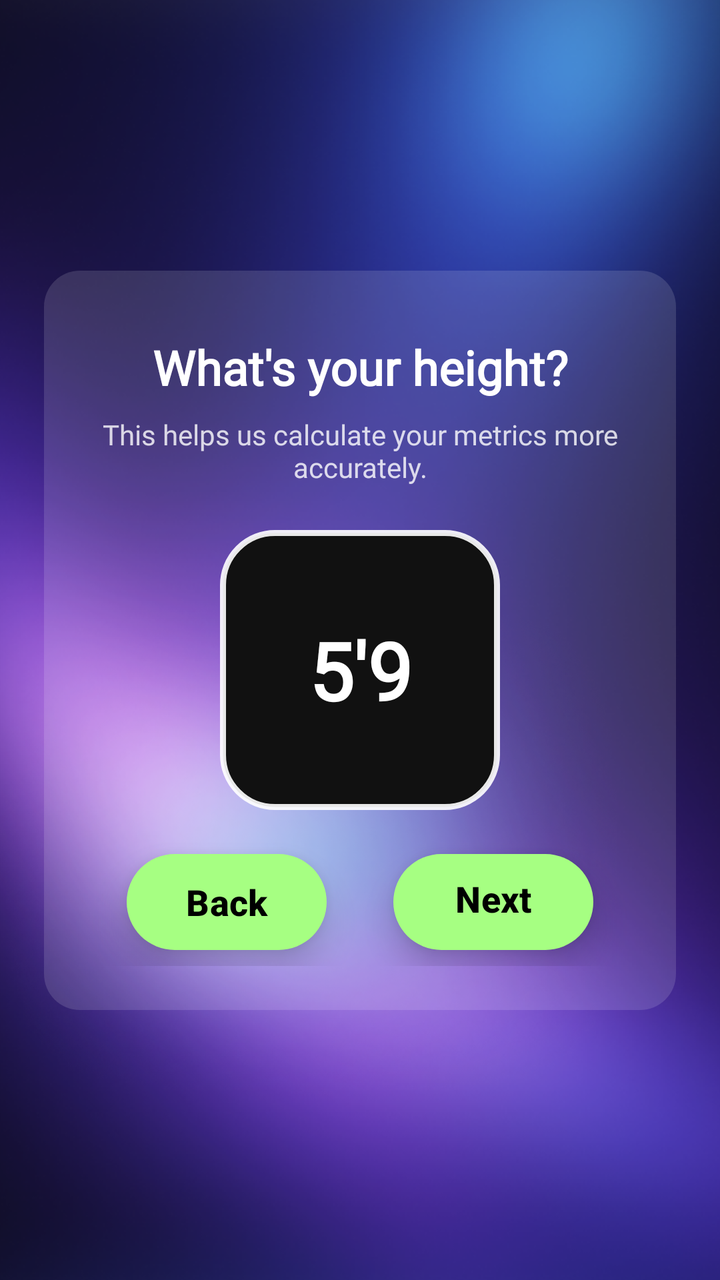
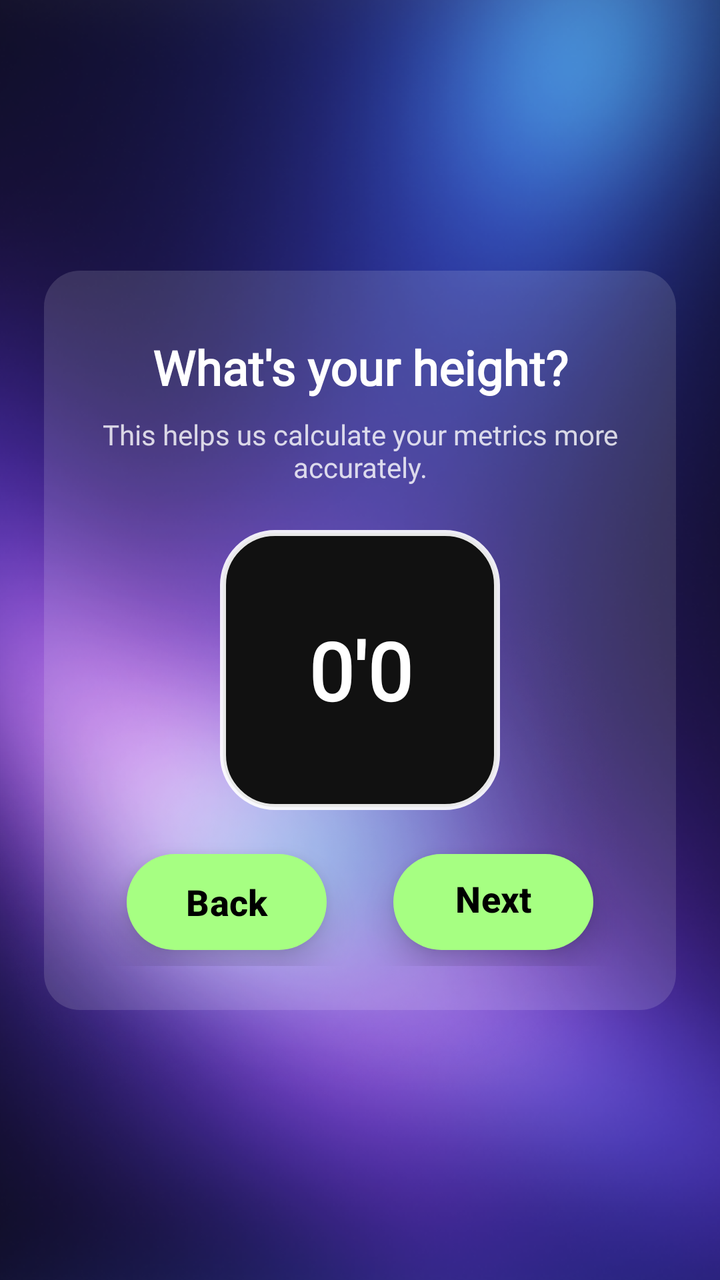

An Android layout rendered at two revisions. The XML below is the earlier revision; the diff shows what the commit changed to produce the second picture.
<!-- AndroidManifest.xml: application theme Theme.RecoveryAI -->
<!-- res/layout/activity_signup_six.xml -->
<?xml version="1.0" encoding="utf-8"?>
<androidx.constraintlayout.widget.ConstraintLayout
    xmlns:android="http://schemas.android.com/apk/res/android"
    xmlns:app="http://schemas.android.com/apk/res-auto"
    android:layout_width="match_parent"
    android:layout_height="match_parent">

    
    <ImageView
        android:id="@+id/bg"
        android:layout_width="0dp"
        android:layout_height="0dp"
        android:scaleType="centerCrop"
        android:src="@drawable/bg_auth"
        app:layout_constraintTop_toTopOf="parent"
        app:layout_constraintBottom_toBottomOf="parent"
        app:layout_constraintStart_toStartOf="parent"
        app:layout_constraintEnd_toEndOf="parent" />

    
    <FrameLayout
        android:id="@+id/card"
        android:layout_width="0dp"
        android:layout_height="wrap_content"
        android:layout_margin="22dp"
        android:background="@drawable/bg_glass"
        app:layout_constraintTop_toTopOf="parent"
        app:layout_constraintBottom_toBottomOf="parent"
        app:layout_constraintStart_toStartOf="parent"
        app:layout_constraintEnd_toEndOf="parent"
        app:layout_constraintVertical_bias="0.5">

        <androidx.constraintlayout.widget.ConstraintLayout
            android:layout_width="match_parent"
            android:layout_height="wrap_content"
            android:padding="22dp">

            
            <TextView
                android:id="@+id/title"
                android:layout_width="0dp"
                android:layout_height="wrap_content"
                android:text="What's your height?"
                android:textColor="@android:color/white"
                android:textSize="24sp"
                android:textStyle="bold"
                android:gravity="center"
                android:fontFamily="@font/inter_bold"
                android:layout_marginTop="10dp"
                app:layout_constraintTop_toTopOf="parent"
                app:layout_constraintStart_toStartOf="parent"
                app:layout_constraintEnd_toEndOf="parent" />

            
            <TextView
                android:id="@+id/subtitle"
                android:layout_width="0dp"
                android:layout_height="wrap_content"
                android:layout_marginTop="8dp"
                android:text="This helps us calculate your metrics more accurately."
                android:textColor="#CCFFFFFF"
                android:textSize="14sp"
                android:gravity="center"
                android:fontFamily="@font/manrope_regular"
                app:layout_constraintTop_toBottomOf="@id/title"
                app:layout_constraintStart_toStartOf="parent"
                app:layout_constraintEnd_toEndOf="parent" />

            
            <TextView
                android:id="@+id/height"
                android:layout_width="140dp"
                android:layout_height="140dp"
                android:layout_marginTop="22dp"
                android:background="@drawable/metric_box"
                android:text="5'9"
                android:textColor="@android:color/white"
                android:textSize="40sp"
                android:textStyle="bold"
                android:gravity="center"
                android:fontFamily="@font/inter_bold"
                android:elevation="12dp"
                app:layout_constraintTop_toBottomOf="@id/subtitle"
                app:layout_constraintStart_toStartOf="parent"
                app:layout_constraintEnd_toEndOf="parent"
                app:layout_constraintBottom_toTopOf="@id/btnBack"
                android:layout_marginBottom="22dp" />

            
            <Button
                android:id="@+id/btnBack"
                android:layout_width="100dp"
                android:layout_height="48dp"
                android:text="Back"
                android:textAllCaps="false"
                android:textColor="#000000"
                android:textStyle="bold"
                android:textSize="18sp"
                android:background="@drawable/green_pill"
                android:backgroundTint="@null"
                android:stateListAnimator="@null"
                app:backgroundTint="@null"
                android:elevation="10dp"
                android:layout_marginEnd="14dp"
                android:layout_marginBottom="8dp"
                app:layout_constraintStart_toStartOf="parent"
                app:layout_constraintEnd_toStartOf="@id/btnNext"
                app:layout_constraintBottom_toBottomOf="parent"
                app:layout_constraintHorizontalChainStyle="packed" />

            
            <Button
                android:id="@+id/btnNext"
                android:layout_width="100dp"
                android:layout_height="48dp"
                android:text="Next >"
                android:textAllCaps="false"
                android:textColor="#000000"
                android:textStyle="bold"
                android:textSize="18sp"
                android:background="@drawable/green_pill"
                android:backgroundTint="@null"
                android:stateListAnimator="@null"
                android:elevation="10dp"
                app:backgroundTint="@null"
                android:layout_marginBottom="8dp"
                app:layout_constraintStart_toEndOf="@id/btnBack"
                app:layout_constraintEnd_toEndOf="parent"
                app:layout_constraintBottom_toBottomOf="parent" />

        </androidx.constraintlayout.widget.ConstraintLayout>
    </FrameLayout>

</androidx.constraintlayout.widget.ConstraintLayout>
<!-- resources referenced by this layout -->
<resources>
  <!-- drawable bg_auth: png bitmap (drawable, 740075 bytes) -->
  <!-- drawable bg_glass (drawable) -->
  <?xml version="1.0" encoding="utf-8"?>
  <shape xmlns:android="http://schemas.android.com/apk/res/android">
      <solid android:color="#22FFFFFF"/>
      <corners android:radius="18dp"/>
  </shape>
  <!-- drawable green_pill (drawable) -->
  <?xml version="1.0" encoding="utf-8"?>
  <shape xmlns:android="http://schemas.android.com/apk/res/android">
      <corners android:radius="28dp"/>
  
      <gradient
          android:type="linear"
          android:angle="0"
          android:startColor="#A6FF82"
          android:endColor="#A6FF82" />
  </shape>
  <!-- drawable metric_box (drawable) -->
  <shape xmlns:android="http://schemas.android.com/apk/res/android">
      <solid android:color="#111111"/>
      <corners android:radius="26dp"/>
      <stroke
          android:width="3dp"
          android:color="#E6FFFFFF"/>
      <padding
          android:left="20dp"
          android:right="20dp"
          android:top="20dp"
          android:bottom="20dp"/>
  </shape>
  <style name="Theme.RecoveryAI" parent="Theme.Material3.DayNight.NoActionBar">
  
      </style>
</resources>

<!-- the commit's change to res/layout/activity_signup_six.xml (unified diff, before → after) -->
@@ -67,24 +67,25 @@
                 app:layout_constraintEnd_toEndOf="parent" />
 
             
-            <TextView
+            <EditText
                 android:id="@+id/height"
                 android:layout_width="140dp"
                 android:layout_height="140dp"
                 android:layout_marginTop="22dp"
+                android:layout_marginBottom="22dp"
                 android:background="@drawable/metric_box"
-                android:text="5'9"
+                android:elevation="12dp"
+                android:fontFamily="@font/inter_bold"
+                android:gravity="center"
+                android:text="0'0"
+                android:inputType="text"
                 android:textColor="@android:color/white"
                 android:textSize="40sp"
                 android:textStyle="bold"
-                android:gravity="center"
-                android:fontFamily="@font/inter_bold"
-                android:elevation="12dp"
-                app:layout_constraintTop_toBottomOf="@id/subtitle"
+                app:layout_constraintBottom_toTopOf="@id/btnBack"
+                app:layout_constraintEnd_toEndOf="parent"
                 app:layout_constraintStart_toStartOf="parent"
-                app:layout_constraintEnd_toEndOf="parent"
-                app:layout_constraintBottom_toTopOf="@id/btnBack"
-                android:layout_marginBottom="22dp" />
+                app:layout_constraintTop_toBottomOf="@id/subtitle" />
 
             
             <Button
@@ -105,8 +106,7 @@
                 android:layout_marginBottom="8dp"
                 app:layout_constraintStart_toStartOf="parent"
                 app:layout_constraintEnd_toStartOf="@id/btnNext"
-                app:layout_constraintBottom_toBottomOf="parent"
-                app:layout_constraintHorizontalChainStyle="packed" />
+                app:layout_constraintBottom_toBottomOf="parent" />
 
             
             <Button
